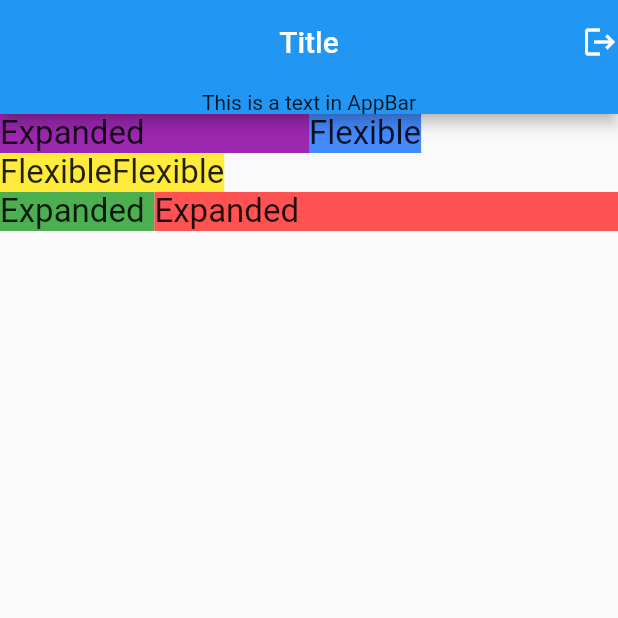
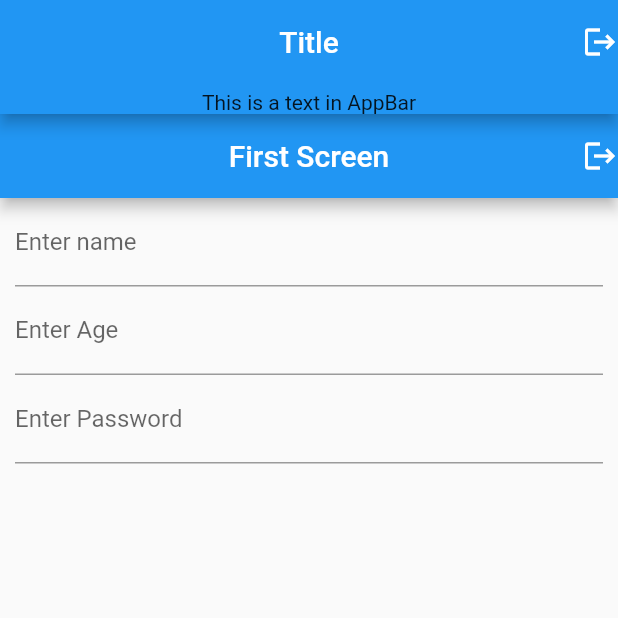
Before and after one commit to Awaizkazi/intro_to_flutter, a Flutter app: the screen it shows after launch, on a phone screen of 412 x 824 dp, the top half of it. Run offline on Flutter 3.47's test engine with Material 2 defaults, Android fonts, the phone set to English and light mode, and no system bars; missing offline and left inert: dart:html.

Commit message:
First File

```diff
--- a/analysis_options.yaml
+++ b/analysis_options.yaml
@@ -7,7 +7,7 @@
 
 # The following line activates a set of recommended lints for Flutter apps,
 # packages, and plugins designed to encourage good coding practices.
-include: package:flutter_lints/flutter.yaml
+# include: package:flutter_lints/flutter.yaml
 
 linter:
   # The lint rules applied to this project can be customized in the
--- /dev/null
+++ b/lib/first_file.dart
@@ -0,0 +1,51 @@
+import 'dart:html';
+
+import 'package:flutter/material.dart';
+
+class FirstScreen extends StatefulWidget {
+  const FirstScreen({super.key});
+
+  @override
+  State<FirstScreen> createState() => _FirstScreenState();
+}
+
+class _FirstScreenState extends State<FirstScreen> {
+  @override
+  Widget build(BuildContext context) {
+    return Scaffold(
+      appBar: AppBar(
+        title: Text('First Screen'),
+        centerTitle: true,
+        actions: [Icon(Icons.logout)],
+      ),
+      body: Container(
+        margin: EdgeInsets.symmetric(horizontal: 10.0),
+        child: Form(
+          child: Column(
+            children: [
+              TextFormField(
+                decoration: InputDecoration(
+                  hintText: 'Name',
+                  labelText: 'Enter name',
+                ),
+              ),
+              TextFormField(
+                decoration: InputDecoration(
+                  hintText: 'Age',
+                  labelText: 'Enter Age',
+                ),
+                keyboardType: TextInputType.number,
+              ),
+              TextFormField(
+                decoration: InputDecoration(
+                  hintText: 'Password',
+                  labelText: 'Enter Password',
+                ),
+              ),
+            ],
+          ),
+        ),
+      ),
+    );
+  }
+}
--- a/lib/main.dart
+++ b/lib/main.dart
@@ -1,5 +1,6 @@
 import 'package:flutter/material.dart';
-import 'package:intro_to_flutter/second_file.dart';
+import 'package:intro_to_flutter/first_file.dart';
+// import 'package:intro_to_flutter/second_file.dart';
 
 void main() {
   runApp(const MyApp());
@@ -17,15 +18,13 @@ class MyApp extends StatelessWidget {
         appBar: AppBar(
           actions: [Icon(Icons.logout)],
           centerTitle: true,
-          // elevation: 10.0,
-
           title: const Text('Title'),
-          bottom: PreferredSize(
+          bottom: const PreferredSize(
+            preferredSize: Size.fromHeight(20),
             child: Text('This is a text in AppBar'),
-            preferredSize: Size.fromHeight(20),
           ),
         ),
-        body: SecondFile(),
+        body: FirstScreen(),
       ),
     );
   }
```
